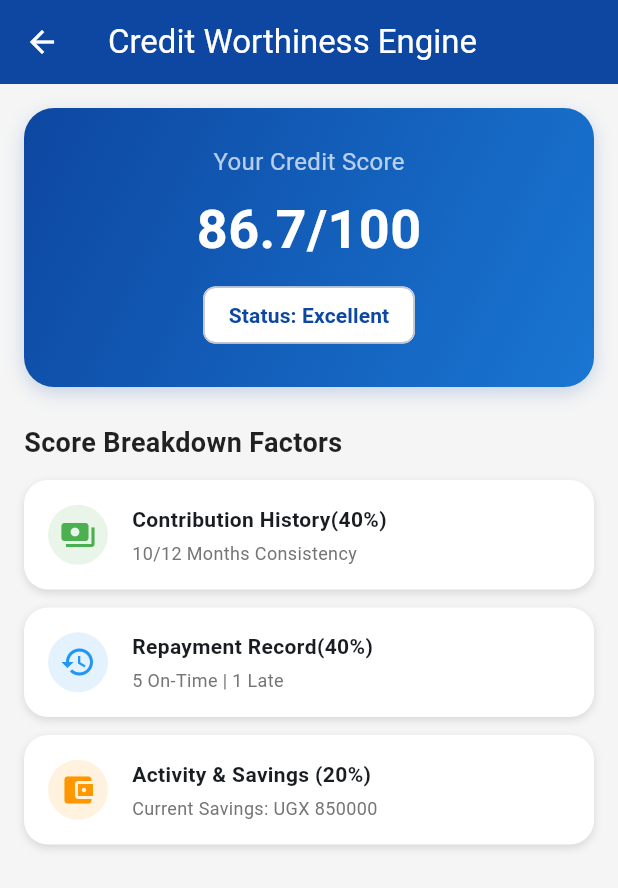
After one commit to kkenan26/dreamsacco, a Flutter app: the CreditScoreScreen screen opened directly, on a phone screen of 412 x 824 dp. The commit adds this screen. Shown: the top 888 px of the screen. Run offline on Flutter 3.47's test engine with Material 3 defaults, Android fonts, the phone set to English and light mode, and no system bars; our stand-ins replace cloud_firestore, firebase_auth, firebase_core; accounts and stored records are empty.

Commit message:
Add the credit scoring engine

```diff
--- /dev/null
+++ b/lib/screens/credit_scoring_screen.dart
@@ -0,0 +1,161 @@
+//lib/screens/credit_scoring_screen.dart
+import 'package:flutter/material.dart';
+
+class CreditScoreScreen extends StatefulWidget{
+  const CreditScoreScreen({super.key});
+
+  @override
+  State<CreditScoreScreen> createState() => _CreditScoreScreenState();
+}
+
+class _CreditScoreScreenState extends State<CreditScoreScreen>{
+  //Mock data which represents evaluation factors
+  final int totalMonthsContributed = 10;
+  final int onTimeRepayments=5;
+  final int lateRepayments=1;
+  final double currentSavings=850000;
+
+  double calculateCreditScore(){
+    double contributionWeight = (totalMonthsContributed/12)*40;
+
+    double repaymentRatio = onTimeRepayments + lateRepayments ==0 ?1.0 : onTimeRepayments/ (onTimeRepayments + lateRepayments);
+    double repaymentWeight = repaymentRatio *40;
+    double activityWeight = currentSavings >= 500000 ?20 :10;
+    double finalScore = contributionWeight + repaymentWeight + activityWeight;
+    return finalScore.clamp(0.0,100.0);
+  }
+
+  @override
+  Widget build(BuildContext context){
+    double score =calculateCreditScore();
+
+    return Scaffold(
+      backgroundColor: Colors.grey.shade100,
+      appBar :AppBar(
+        title: const Text("Credit Worthiness Engine"),
+        backgroundColor: const Color(0xFF0D47A1),
+        foregroundColor: Colors.white,
+      ),
+      body: SingleChildScrollView(
+        padding: const EdgeInsets.all(16),
+        child: Column(
+          crossAxisAlignment: CrossAxisAlignment.start,
+          children:[
+            Container(
+              width: double.infinity,
+              padding: const EdgeInsets.all(24),
+              decoration: BoxDecoration(
+                gradient: const LinearGradient(
+                  colors: [Color(0xFF0D47A1),Color(0xFF1976D2)],
+                  begin: Alignment.topLeft,
+                  end: Alignment.bottomRight,
+                ),
+                borderRadius: BorderRadius.circular(20),
+                boxShadow:[
+                  BoxShadow(
+                    color: const Color(0xFF0D47A1).withValues(alpha: 0.2),
+                    blurRadius: 10,
+                    offset: const Offset(0,4),
+
+                  ),
+                ],
+              ),
+              child: Column(
+                children: [
+                  const Text(
+                    "Your Credit Score",
+                    style: TextStyle(color: Colors.white70, fontSize: 16),
+                  ),
+                  const SizedBox(height: 8),
+                  Text(
+                    "${score.toStringAsFixed(1)}/100",
+                    style: const TextStyle(
+                      color: Colors.white,
+                      fontSize: 36,
+                      fontWeight: FontWeight.bold,
+                    ),
+                  ),
+                  const SizedBox(height: 8),
+                  Chip(
+                    label:Text(
+                      score >= 70 ? "Status: Excellent":"Status: Moderate",
+                      style: const TextStyle(
+                        color: Color(0xFF0D47A1),
+                        fontWeight: FontWeight.bold,
+                      ),
+                    ),
+                    backgroundColor: Colors.white,
+                  ),
+                ],
+              ),
+            ),
+            const SizedBox(height: 24),
+
+            const Text(
+              "Score Breakdown Factors",style: TextStyle(fontSize: 18, fontWeight:FontWeight.bold, color: Colors.black87),
+            ),
+
+            const SizedBox(height: 12),
+
+            _factorCard(
+              "Contribution History(40%)",
+              "$totalMonthsContributed/12 Months Consistency",
+              Icons.payments,
+              Colors.green,
+            ),
+
+            const SizedBox(height: 12),
+            _factorCard(
+              "Repayment Record(40%)",
+              "$onTimeRepayments On-Time | $lateRepayments Late",
+              Icons.history,
+              Colors.blue,
+
+            ),
+
+            const SizedBox(height: 12),
+            _factorCard(
+              "Activity & Savings (20%)",
+              "Current Savings: UGX ${currentSavings.toStringAsFixed(0)}",
+              Icons.account_balance_wallet,
+              Colors.orange,
+            ),
+          ],
+        ),
+      ),
+    );
+  }
+
+  Widget _factorCard(String title, String subtitle, IconData icon, Color color){
+    return Container(
+      padding: const EdgeInsets.all(16),
+      decoration: BoxDecoration(
+        color: Colors.white,
+        borderRadius: BorderRadius.circular(16),
+        boxShadow: const [
+          BoxShadow(color: Colors.black12, blurRadius:4 ,offset:Offset(0,2)),
+        ],
+      ),
+      child: Row(
+        children:[
+          CircleAvatar(
+            backgroundColor: color.withValues(alpha: 0.12),
+            child: Icon(icon, color: color),
+          ),
+          const SizedBox(width: 16),
+          Expanded(
+            child: Column(
+              crossAxisAlignment: CrossAxisAlignment.start,
+              children:[
+                Text(title, style: const TextStyle(fontWeight: FontWeight.bold, fontSize: 14)),
+                const SizedBox(height:4),
+                Text(subtitle, style:TextStyle(color: Colors.grey.shade600, fontSize:12)),
+              ],
+            ),
+          ),
+        ],
+      ),
+    );
+  }
+
+}
--- a/lib/screens/dashboard_screen.dart
+++ b/lib/screens/dashboard_screen.dart
@@ -1,5 +1,6 @@
 // lib/dashboard_screen.dart
 import 'package:flutter/material.dart';
+import 'credit_scoring_screen.dart';
 
 class DashboardScreen extends StatefulWidget {
   const DashboardScreen({super.key});
@@ -108,10 +109,17 @@ class _DashboardScreenState extends State<DashboardScreen> {
   }
 
   void _handleServiceTap(String title) {
-    ScaffoldMessenger.of(context).showSnackBar(
-      SnackBar(content: Text('$title tapped')),
-    );
-  }
+    if (title== "Credit Score"|| title== "Savings Goals"){
+      Navigator.push(
+        context,
+        MaterialPageRoute(builder: (context)=> const CreditScoreScreen()),
+      );
+    }else{
+      ScaffoldMessenger.of(context).showSnackBar(
+        SnackBar(content: Text('$title tapped')),
+      );
+    }
+}
 
   @override
   Widget build(BuildContext context) {
```
